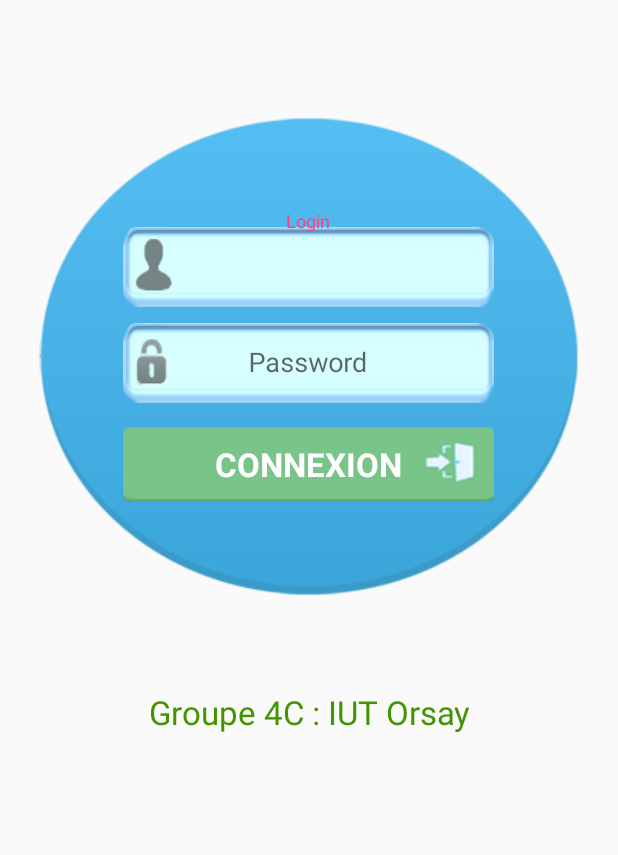
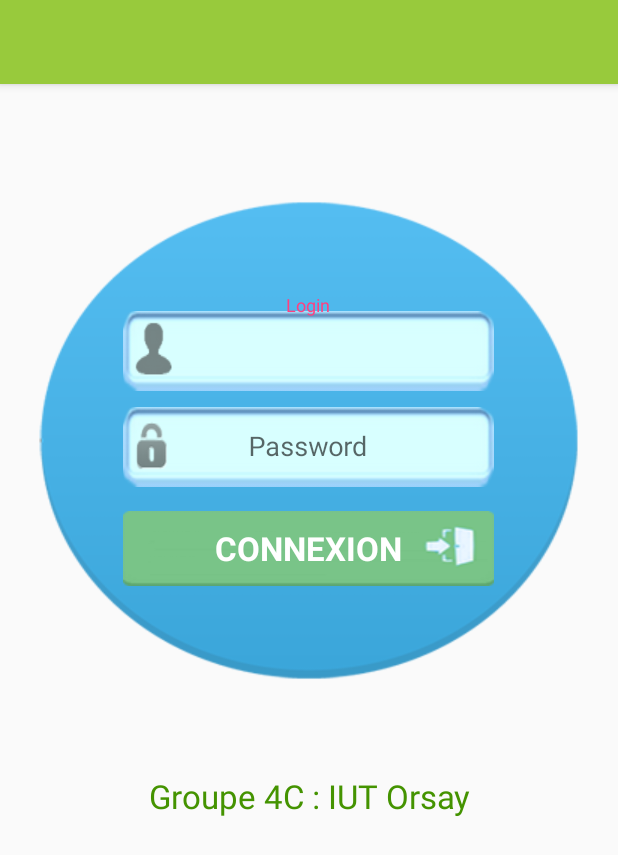
Before and after one commit to VirusTwo/OfCourses, an Android app: the screen it shows after launch (MainActivity), on a phone screen of 412 x 824 dp. Shown: the top 855 px of the screen. Run offline under Robolectric (Android 15) with nearby library versions, the phone set to English and light mode, and no system bars.

Commit message:
Add toolbar

```diff
--- a/OfCourses/app/src/main/java/iutorsaytpc/ofcourses/MainActivity.java
+++ b/OfCourses/app/src/main/java/iutorsaytpc/ofcourses/MainActivity.java
@@ -10,6 +10,8 @@ import android.view.LayoutInflater;
 import android.view.Menu;
 import android.view.MenuItem;
 import android.view.ViewGroup;
+import android.widget.RelativeLayout;
+
 import iutorsaytpc.ofcourses.fragment.LoadingFragment;
 import iutorsaytpc.ofcourses.view.ConnexionView;
 import iutorsaytpc.ofcourses.view.ListeElevesView;
@@ -40,8 +42,9 @@ public class MainActivity extends AppCompatActivity {
         initFragment();
 
         //On lance la page de connexion
+        setContentView(R.layout.activity_main);
         ConnexionView connexionView = new ConnexionView(this);
-        setContentView(connexionView);
+        ((RelativeLayout) findViewById(R.id.layoutParent)).addView(connexionView);
     }
 
     @Override
--- a/OfCourses/app/src/main/res/layout/content_main.xml
+++ b/OfCourses/app/src/main/res/layout/content_main.xml
@@ -9,8 +9,4 @@
     tools:context="iutorsaytpc.ofcourses.MainActivity"
     tools:showIn="@layout/activity_main"
     android:id="@+id/layoutParent">
-    <!-- android:paddingBottom="@dimen/activity_vertical_margin"
-     android:paddingLeft="@dimen/activity_horizontal_margin"
-     android:paddingRight="@dimen/activity_horizontal_margin"
-     android:paddingTop="@dimen/activity_vertical_margin"-->
 </RelativeLayout>
```
